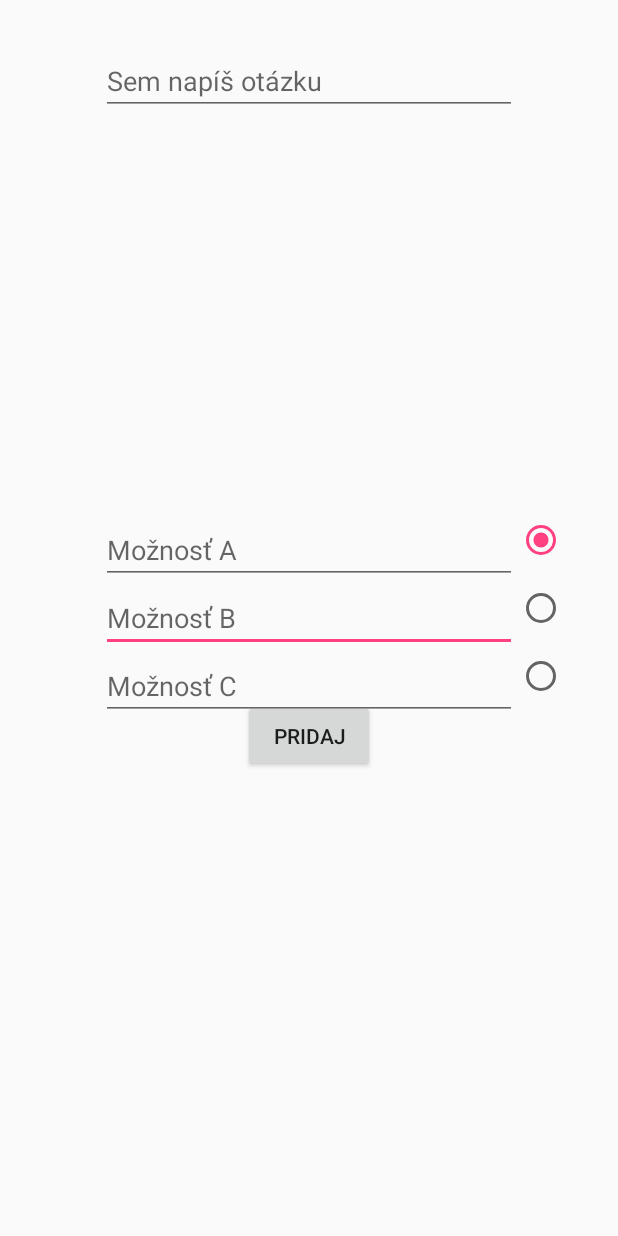
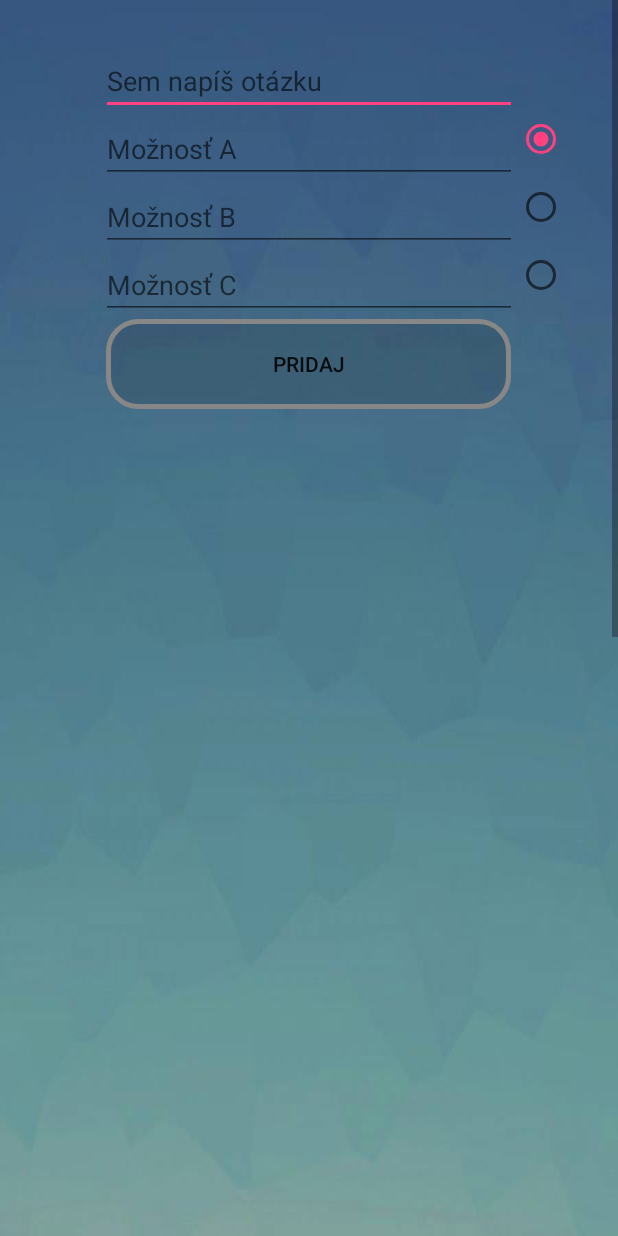
Before and after one commit to FrederikSpaldon/3blaf_game, an Android app: the AddQuestion screen opened directly, with no data from a screen before it, on a phone screen of 412 x 824 dp. Run offline under Robolectric (Android 15) with nearby library versions, the phone set to English and light mode, and no system bars.

Commit message:
questions

```diff
--- a/app/src/main/java/a3blaf/a3blafgame/AddQuestion.java
+++ b/app/src/main/java/a3blaf/a3blafgame/AddQuestion.java
@@ -2,6 +2,7 @@ package a3blaf.a3blafgame;
 
 import android.app.Activity;
 import android.app.AlertDialog;
+import android.content.DialogInterface;
 import android.content.Intent;
 import android.media.MediaPlayer;
 import android.os.Bundle;
@@ -142,9 +143,33 @@ public class AddQuestion extends Activity{
             btn.setOnClickListener(new View.OnClickListener() {
                 @Override
                 public void onClick(View v) {
-                    databaseHelper.removeQuestion(question.getID());
-                    finish();
-                    startActivity(getIntent());
+
+                    AlertDialog.Builder helpBuilder = new AlertDialog.Builder(AddQuestion.this);
+                    helpBuilder.setTitle("Vymazanie");
+                    helpBuilder.setMessage("Chcete vymazať otázku?");
+                    helpBuilder.setPositiveButton("Ano",
+                            new DialogInterface.OnClickListener() {
+
+                                public void onClick(DialogInterface dialog, int which) {
+                                    databaseHelper.removeQuestion(question.getID());
+                                    finish();
+                                    startActivity(getIntent());
+                                }
+                            });
+
+                    helpBuilder.setNegativeButton("Nie", new DialogInterface.OnClickListener() {
+
+                        @Override
+                        public void onClick(DialogInterface dialog, int which) {
+                            return;
+                        }
+                    });
+
+                    // Remember, create doesn't show the dialog
+                    AlertDialog helpDialog = helpBuilder.create();
+                    helpDialog.show();
+
+
                 }
             });
 
--- a/app/src/main/res/layout/add_question.xml
+++ b/app/src/main/res/layout/add_question.xml
@@ -1,14 +1,19 @@
 <?xml version="1.0" encoding="utf-8"?>
+<ScrollView
+    xmlns:android="http://schemas.android.com/apk/res/android"
+    android:layout_width="fill_parent"
+    android:layout_height="fill_parent">
     <RelativeLayout xmlns:android="http://schemas.android.com/apk/res/android"
         android:orientation="vertical" android:layout_width="match_parent"
-    android:layout_height="match_parent">
+        android:layout_height="match_parent"
+        android:background="@drawable/pozadie2">
     <EditText
         android:layout_width="277dp"
         android:layout_height="wrap_content"
         android:id="@+id/optB"
-    android:layout_centerVertical="true"
-    android:layout_centerHorizontal="true"
-    android:hint="@string/optB" />
+        android:hint="@string/optB"
+        android:layout_alignTop="@+id/checkboxB"
+        android:layout_centerHorizontal="true" />
 
         <EditText
             android:layout_width="wrap_content"
@@ -25,12 +30,12 @@
             android:layout_width="wrap_content"
             android:layout_height="wrap_content"
             android:id="@+id/optA"
-        android:layout_above="@+id/optB"
+            android:hint="@string/optA"
+            android:layout_below="@+id/questionAdd"
             android:layout_alignLeft="@+id/optB"
             android:layout_alignStart="@+id/optB"
-        android:layout_alignRight="@+id/optB"
-        android:layout_alignEnd="@+id/optB"
-        android:hint="@string/optA" />
+            android:layout_toLeftOf="@+id/checkboxB"
+            android:layout_toStartOf="@+id/checkboxB" />
 
         <RadioButton
             android:layout_width="wrap_content"
@@ -67,21 +72,22 @@
             android:layout_alignLeft="@+id/optA"
             android:layout_alignStart="@+id/optA"
             android:layout_marginTop="31dp"
-        android:layout_toLeftOf="@+id/checkboxA"
-        android:layout_toStartOf="@+id/checkboxA"
-        android:hint="@string/questionHint" />
+            android:layout_toStartOf="@+id/checkboxB"
+            android:hint="@string/questionHint"
+            android:layout_toLeftOf="@+id/checkboxB" />
 
         <Button
             android:layout_width="wrap_content"
             android:layout_height="wrap_content"
+            android:background="@drawable/buttonshape"
             android:text="@string/addQuestion"
             android:id="@+id/addButton"
-        android:layout_below="@+id/checkboxC"
+            android:layout_below="@+id/optC"
             android:layout_centerHorizontal="true" />
 
         <LinearLayout
             android:id="@+id/layout_removeQuestion"
-        android:orientation="horizontal"
+            android:orientation="vertical"
             android:layout_width="match_parent"
             android:layout_height="match_parent"
             android:layout_alignParentLeft="true"
@@ -89,3 +95,4 @@
             android:layout_below="@+id/addButton"></LinearLayout>
 
     </RelativeLayout>
+</ScrollView>
```
Lines whose indentation alone changed are shown as unchanged.
